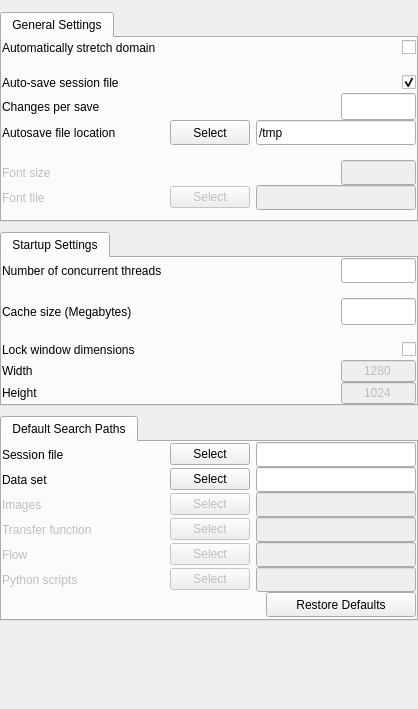
Old version of the form apps/vaporgui/SettingsGUI.ui in the repository NCAR/VAPOR.
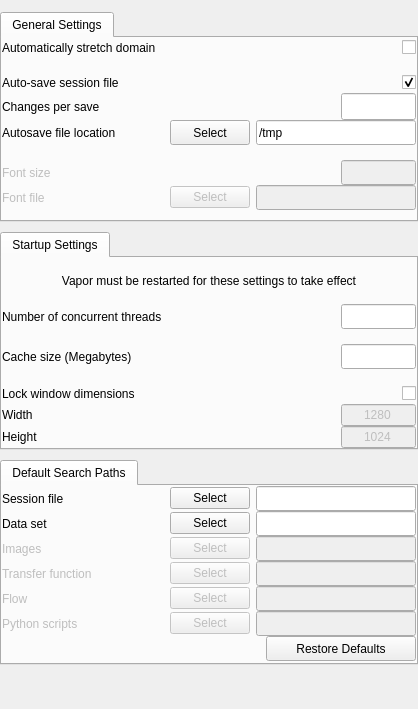
New version of the form.

```diff
--- a/apps/vaporgui/SettingsGUI.ui
+++ b/apps/vaporgui/SettingsGUI.ui
@@ -448,7 +448,7 @@
         <number>0</number>
        </property>
        <property name="topMargin">
-        <number>0</number>
+        <number>15</number>
        </property>
        <property name="rightMargin">
         <number>0</number>
@@ -456,6 +456,16 @@
        <property name="bottomMargin">
         <number>0</number>
        </property>
+       <item>
+        <widget class="QLabel" name="label_3">
+         <property name="text">
+          <string>Vapor must be restarted for these settings to take effect</string>
+         </property>
+         <property name="alignment">
+          <set>Qt::AlignCenter</set>
+         </property>
+        </widget>
+       </item>
        <item>
         <layout class="QHBoxLayout" name="horizontalLayout_12">
          <property name="topMargin">
```
